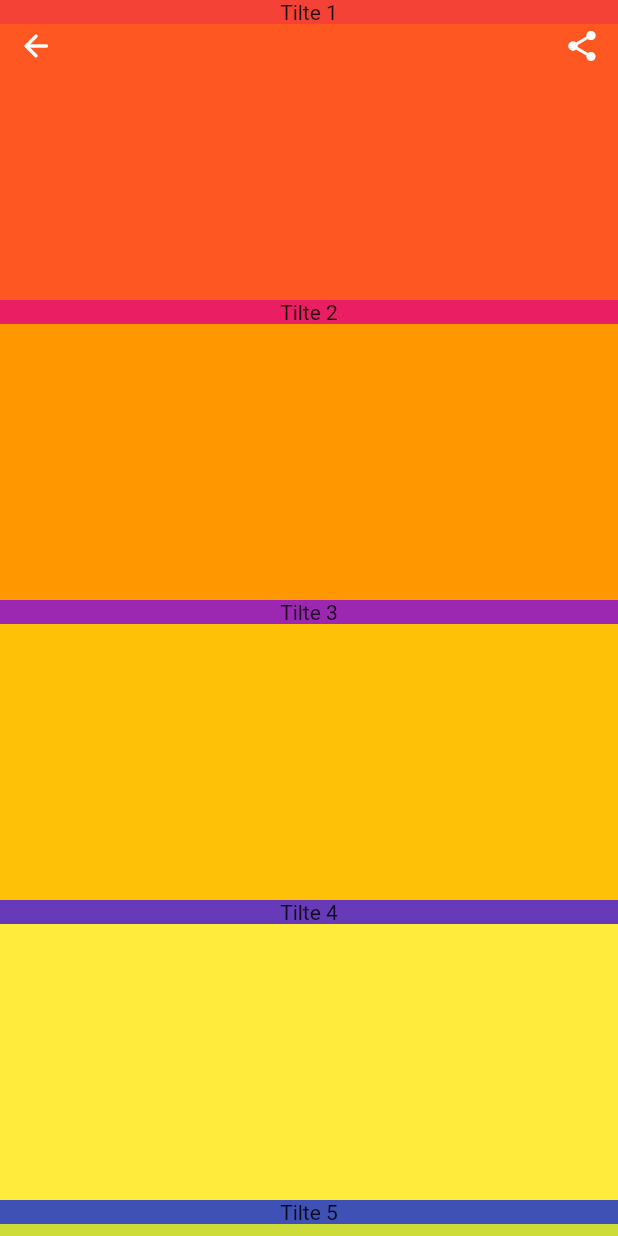
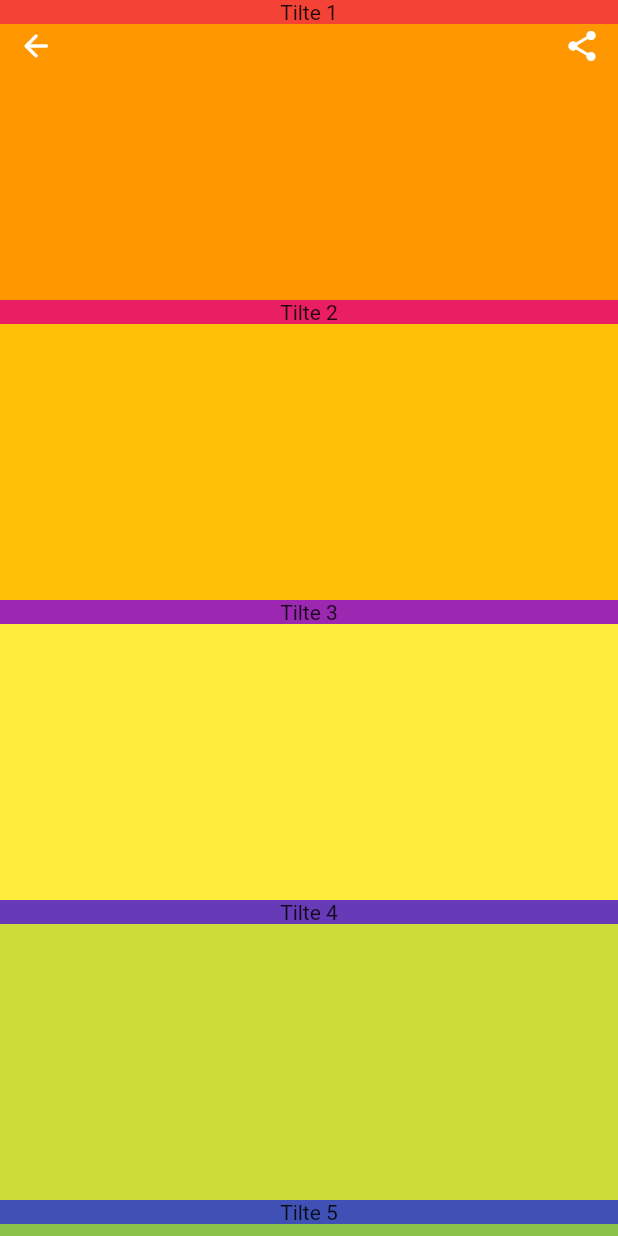
Before and after one commit to hc0/getx_demo, a Flutter app: the CustomAnchorPage screen opened by its route, on a phone screen of 412 x 824 dp. Run offline on Flutter 3.47's test engine with Material 2 defaults, Android fonts, the phone set to English and light mode, and no system bars; our stand-ins replace card_swiper, flutter_screenutil, get, get_storage, pull_to_refresh, scrollable_positioned_list; accounts and stored records are empty; statements that could not run were skipped.

Commit message:
优化锚点功能

```diff
--- a/lib/page/anchor_scroller/page/custom_anchor_page.dart
+++ b/lib/page/anchor_scroller/page/custom_anchor_page.dart
@@ -58,7 +58,7 @@ class _CustomAnchorPageState extends State<CustomAnchorPage>
   late AnimationController animationController;
 
   ///子视图个数
-  int itemCount = 15;
+  int itemCount = 14;
 
   ///tab控制器
   late TabController tabController;
@@ -135,7 +135,12 @@ class _CustomAnchorPageState extends State<CustomAnchorPage>
 
   @override
   Widget build(BuildContext context) {
-    return Material(
+    return Scaffold(
+      body: LayoutBuilder(
+        builder: (BuildContext context, BoxConstraints constraints) {
+          return SizedBox(
+            width: constraints.maxWidth,
+            height: constraints.maxHeight,
             child: Stack(
               children: [
                 Positioned.fill(
@@ -150,6 +155,9 @@ class _CustomAnchorPageState extends State<CustomAnchorPage>
                   tabHeight: tabHeight,
                 ),
               ],
+            ),
+          );
+        },
       ),
     );
   }
@@ -202,11 +210,11 @@ class _CustomAnchorPageState extends State<CustomAnchorPage>
     for (int index = globalKeyLength - 1; index >= 0; index--) {
       RenderBox widgetRenderBox =
           globalKeys[index].currentContext?.findRenderObject() as RenderBox;
-      //控件大小
+      //子控件大小
       Size widgetSize = widgetRenderBox.size;
-      //相对于原点 控件的位置
+      //相对于原点-子控件的位置
       Offset widgetOffset = widgetRenderBox.localToGlobal(Offset.zero);
-
+      //子控件-开始与结束坐标
       double begin = widgetOffset.dy - scrollOffset.dy;
       double end = begin + widgetSize.height;
 
@@ -246,6 +254,7 @@ class _CustomAnchorPageState extends State<CustomAnchorPage>
 
   ///跳转对应位置
   void jumpTo(int index) {
+    //滚动锁
     if (scrollLock) return;
     scrollLock = true;
     //防止超出下标
@@ -256,16 +265,14 @@ class _CustomAnchorPageState extends State<CustomAnchorPage>
     if (temp.begin - toOffset <= 0) {
       //跳转至顶部-超出scroll最上方-重置为scroll最顶部
       jumpOffset = 0;
-    } else {
-      //跳转至底部
-      if (temp.endToScrollEndHeight + temp.size.height <
+    } else if (temp.endToScrollEndHeight + temp.size.height <
         scrollSize.height - toOffset) {
+      //滚动过大-防止回弹
       double toUpOffset =
           scrollSize.height - temp.endToScrollEndHeight - temp.size.height;
       jumpOffset -= toUpOffset;
     } else {
       jumpOffset -= toOffset;
-      }
     }
     scrollController.jumpTo(jumpOffset);
     scrollLock = false;
```
Lines whose indentation alone changed are shown as unchanged.
